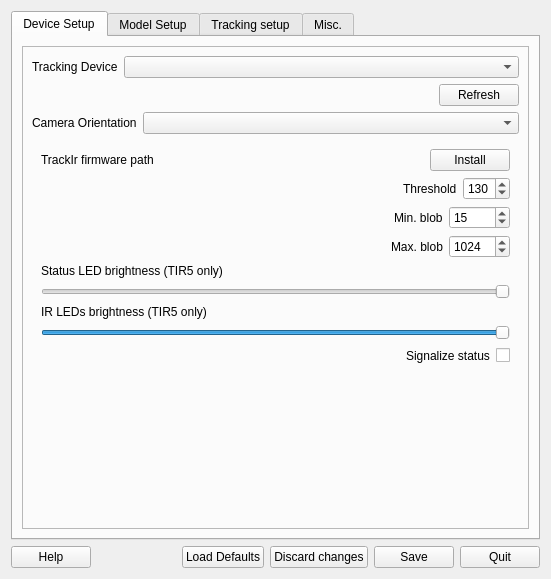
First picture: the form in src/qt_gui/ltr.ui, repository mavak/linux-track, before the edit.
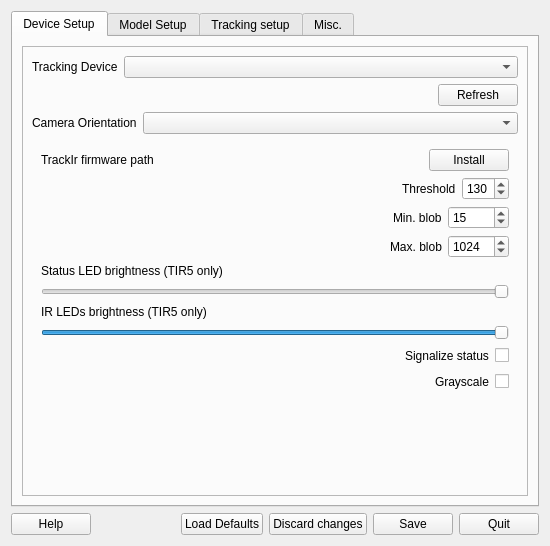
Second picture: the form after the edit. The open tabs and pages were chosen to show the change. Icons and pictures are not drawn.

What changed in the file:
```diff
--- a/src/qt_gui/ltr.ui
+++ b/src/qt_gui/ltr.ui
@@ -6,8 +6,8 @@
    <rect>
     <x>0</x>
     <y>0</y>
-    <width>551</width>
-    <height>579</height>
+    <width>550</width>
+    <height>546</height>
    </rect>
   </property>
   <property name="sizePolicy">
@@ -694,6 +694,37 @@
                   </item>
                  </layout>
                 </item>
+                <item>
+                 <layout class="QHBoxLayout" name="horizontalLayout_36">
+                  <item>
+                   <spacer name="horizontalSpacer_15">
+                    <property name="orientation">
+                     <enum>Qt::Horizontal</enum>
+                    </property>
+                    <property name="sizeHint" stdset="0">
+                     <size>
+                      <width>40</width>
+                      <height>20</height>
+                     </size>
+                    </property>
+                   </spacer>
+                  </item>
+                  <item>
+                   <widget class="QLabel" name="label_62">
+                    <property name="text">
+                     <string>Grayscale</string>
+                    </property>
+                   </widget>
+                  </item>
+                  <item>
+                   <widget class="QCheckBox" name="TirUseGrayscale">
+                    <property name="text">
+                     <string/>
+                    </property>
+                   </widget>
+                  </item>
+                 </layout>
+                </item>
                 <item>
                  <spacer name="verticalSpacer_7">
                   <property name="orientation">
```
Left out of the diff: 2 changed lines with no effect on the pictures.
